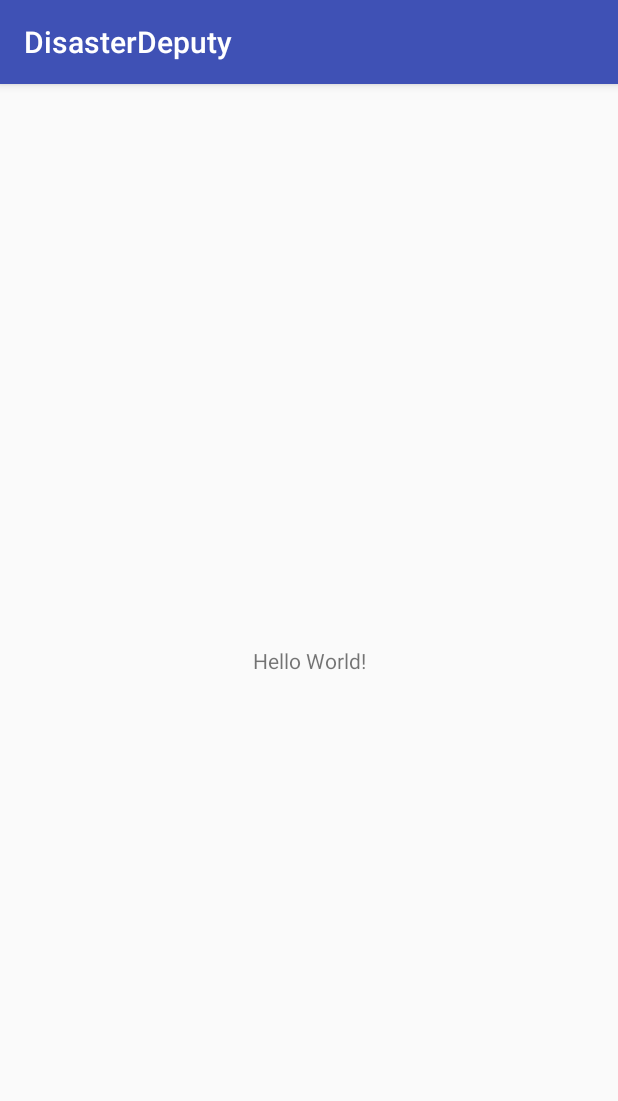
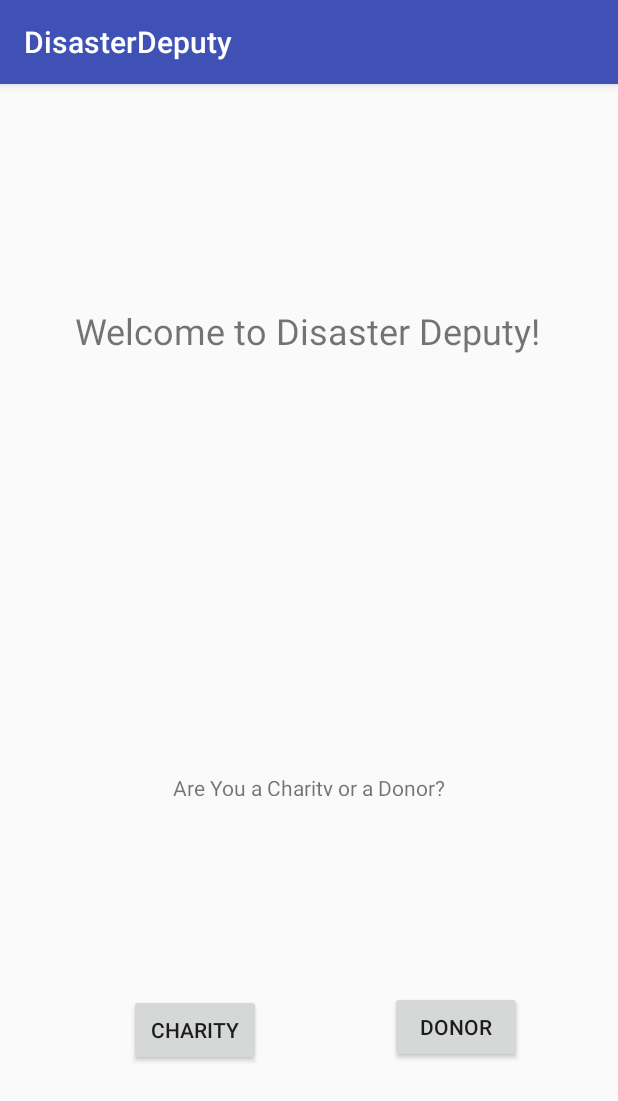
Before and after one commit to BlueAxolotl/DisasterDeputy, an Android app: the screen it shows after launch (MainActivity), on a phone screen of 412 x 824 dp. Shown: the top 1101 px of the screen. Run offline under Robolectric (Android 15) with nearby library versions, the phone set to English and light mode, and no system bars.

Commit message:
I added the main activity for the user to choose if they are a charity or a donor.

```diff
--- a/app/src/main/res/layout/activity_main.xml
+++ b/app/src/main/res/layout/activity_main.xml
@@ -7,12 +7,69 @@
     tools:context="com.example.pranay.disasterdeputy.MainActivity">
 
     <TextView
+        android:id="@+id/FirstMainText"
+        android:layout_width="313dp"
+        android:layout_height="0dp"
+        android:layout_marginBottom="153dp"
+        android:layout_marginEnd="8dp"
+        android:layout_marginLeft="8dp"
+        android:layout_marginRight="8dp"
+        android:layout_marginStart="8dp"
+        android:layout_marginTop="148dp"
+        android:text="@string/MainTitle"
+        android:textSize="24sp"
+        app:layout_constraintBottom_toTopOf="@+id/button2"
+        app:layout_constraintEnd_toEndOf="parent"
+        app:layout_constraintHorizontal_bias="0.509"
+        app:layout_constraintLeft_toLeftOf="parent"
+        app:layout_constraintRight_toRightOf="parent"
+        app:layout_constraintStart_toStartOf="parent"
+        app:layout_constraintTop_toTopOf="parent"
+        app:layout_constraintVertical_bias="0.308" />
+
+    <Button
+        android:id="@+id/CharityButton"
         android:layout_width="wrap_content"
         android:layout_height="wrap_content"
-        android:text="Hello World!"
+        android:layout_marginBottom="119dp"
+        android:layout_marginEnd="8dp"
+        android:layout_marginLeft="8dp"
+        android:layout_marginRight="8dp"
+        android:layout_marginStart="8dp"
+        android:layout_marginTop="8dp"
+        android:text="@string/CharityButton"
         app:layout_constraintBottom_toBottomOf="parent"
-        app:layout_constraintLeft_toLeftOf="parent"
-        app:layout_constraintRight_toRightOf="parent"
-        app:layout_constraintTop_toTopOf="parent" />
+        app:layout_constraintEnd_toStartOf="@+id/button2"
+        app:layout_constraintStart_toStartOf="parent"
+        app:layout_constraintTop_toTopOf="@+id/button2" />
+
+    <TextView
+        android:id="@+id/SecondMainText"
+        android:layout_width="wrap_content"
+        android:layout_height="15dp"
+        android:layout_marginBottom="8dp"
+        android:layout_marginEnd="8dp"
+        android:layout_marginLeft="8dp"
+        android:layout_marginRight="8dp"
+        android:layout_marginStart="8dp"
+        android:layout_marginTop="8dp"
+        android:text="@string/SecondMainText"
+        app:layout_constraintBottom_toBottomOf="parent"
+        app:layout_constraintEnd_toEndOf="parent"
+        app:layout_constraintStart_toStartOf="parent"
+        app:layout_constraintTop_toBottomOf="@+id/FirstMainText"
+        app:layout_constraintVertical_bias="0.0" />
+
+    <Button
+        android:id="@+id/button2"
+        android:layout_width="wrap_content"
+        android:layout_height="wrap_content"
+        android:layout_marginBottom="115dp"
+        android:layout_marginEnd="64dp"
+        android:layout_marginRight="64dp"
+        android:text="@string/DonorButton"
+        app:layout_constraintBottom_toBottomOf="parent"
+        app:layout_constraintEnd_toEndOf="parent"
+        app:layout_constraintTop_toBottomOf="@+id/FirstMainText" />
 
 </android.support.constraint.ConstraintLayout>
--- a/app/src/main/res/values/strings.xml
+++ b/app/src/main/res/values/strings.xml
@@ -1,3 +1,8 @@
 <resources>
     <string name="app_name">DisasterDeputy</string>
+    <string name="MainTitle">Welcome to Disaster Deputy!</string>
+    <string name="MainText2" />
+    <string name="SecondMainText">Are You a Charity or a Donor?</string>
+    <string name="CharityButton">Charity</string>
+    <string name="DonorButton">Donor</string>
 </resources>
--- a/build.gradle
+++ b/build.gradle
@@ -7,7 +7,7 @@ buildscript {
         jcenter()
     }
     dependencies {
-        classpath 'com.android.tools.build:gradle:3.0.1'
+        classpath 'com.android.tools.build:gradle:3.1.0'
 
 
         // NOTE: Do not place your application dependencies here; they belong
```
Also changed, not shown: gradle/wrapper/gradle-wrapper.properties.
